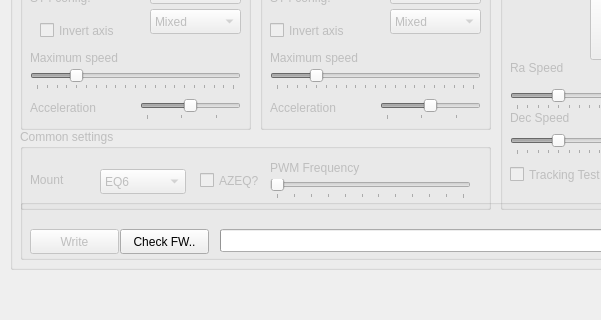
This is mainwindow.ui in ahp-electronics/gt-configurator as Qt 5 draws it before an edit; both pictures show x 0 to 601 and y 251 to 571 of the 1100 by 571 pixel window. The edited form follows.
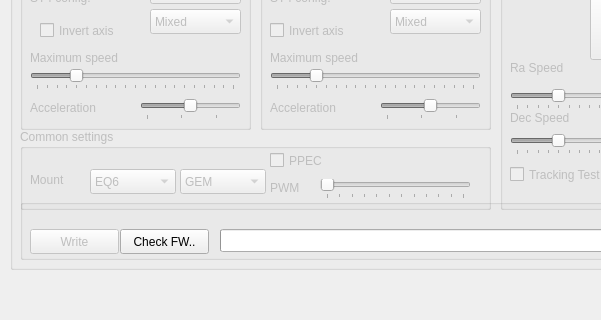
This is the edited form.

Commit message: Added mount style and PPEC options

What changed in the file:
```diff
--- a/mainwindow.ui
+++ b/mainwindow.ui
@@ -960,7 +960,7 @@
        <rect>
         <x>10</x>
         <y>40</y>
-        <width>61</width>
+        <width>51</width>
         <height>21</height>
        </rect>
       </property>
@@ -971,7 +971,7 @@
      <widget class="QComboBox" name="MountType">
       <property name="geometry">
        <rect>
-        <x>80</x>
+        <x>70</x>
         <y>40</y>
         <width>86</width>
         <height>25</height>
@@ -1038,38 +1038,25 @@
        </property>
       </item>
      </widget>
-     <widget class="QCheckBox" name="isAZEQ">
-      <property name="geometry">
-       <rect>
-        <x>180</x>
-        <y>40</y>
-        <width>92</width>
-        <height>23</height>
-       </rect>
-      </property>
-      <property name="text">
-       <string>AZEQ?</string>
-      </property>
-     </widget>
      <widget class="QLabel" name="PWMFreq_label">
       <property name="geometry">
        <rect>
         <x>250</x>
-        <y>30</y>
-        <width>201</width>
+        <y>50</y>
+        <width>41</width>
         <height>17</height>
        </rect>
       </property>
       <property name="text">
-       <string>PWM Frequency</string>
+       <string>PWM</string>
       </property>
      </widget>
      <widget class="QSlider" name="PWMFreq">
       <property name="geometry">
        <rect>
-        <x>250</x>
+        <x>300</x>
         <y>50</y>
-        <width>201</width>
+        <width>151</width>
         <height>20</height>
        </rect>
       </property>
@@ -1089,6 +1076,44 @@
        <enum>QSlider::TicksBelow</enum>
       </property>
      </widget>
+     <widget class="QComboBox" name="MountStyle">
+      <property name="geometry">
+       <rect>
+        <x>160</x>
+        <y>40</y>
+        <width>86</width>
+        <height>25</height>
+       </rect>
+      </property>
+      <item>
+       <property name="text">
+        <string>GEM</string>
+       </property>
+      </item>
+      <item>
+       <property name="text">
+        <string>FORK</string>
+       </property>
+      </item>
+      <item>
+       <property name="text">
+        <string>AZEQ</string>
+       </property>
+      </item>
+     </widget>
+     <widget class="QCheckBox" name="PPEC">
+      <property name="geometry">
+       <rect>
+        <x>250</x>
+        <y>20</y>
+        <width>61</width>
+        <height>23</height>
+       </rect>
+      </property>
+      <property name="text">
+       <string>PPEC</string>
+      </property>
+     </widget>
     </widget>
     <widget class="QComboBox" name="ComPort">
      <property name="geometry">
```
The commit also changes 4 other files.
